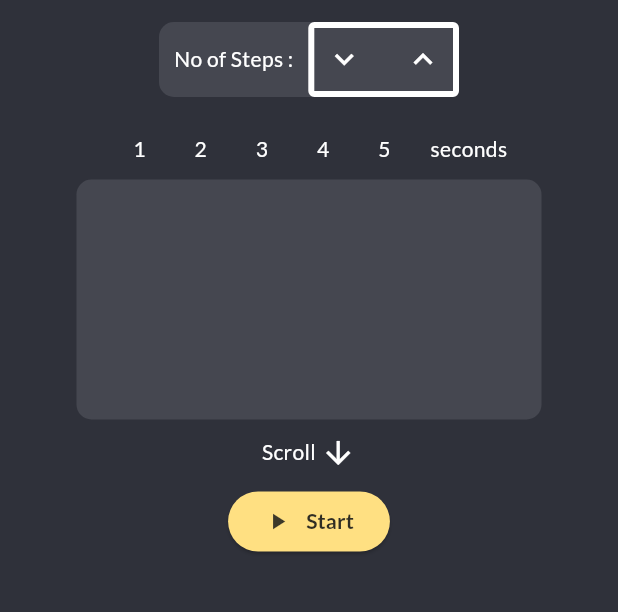
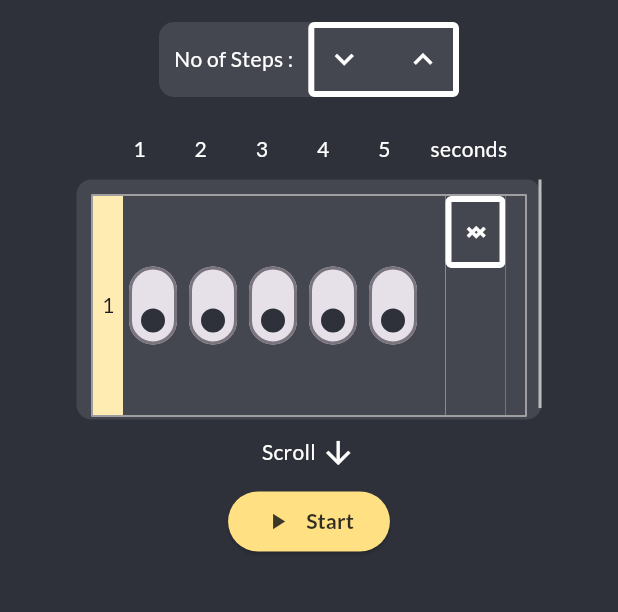
Before and after one commit to achintyapro03/ClawBOT, a Flutter app: the screen it shows after launch, after a tap on the "autorenew" icon, after a tap on the "keyboard arrow up" icon, after a tap on the "keyboard arrow down" icon, on a phone screen of 412 x 824 dp, the part 455-1067 px from its top. Run offline on Flutter 3.47's test engine with Material 2 defaults, Android fonts, the phone set to English and light mode, and no system bars; drawn by our look-alikes of flutter_spinbox; our stand-ins replace flutter_hooks, google_fonts.

Commit message:
custom checkpoint

```diff
--- a/lib/pages/custom_page.dart
+++ b/lib/pages/custom_page.dart
@@ -37,7 +37,7 @@ class CustomPageHook extends HookWidget {
   Widget build(BuildContext context) {
     final _formKey = GlobalKey<FormState>();
 
-    final intOfSteps = useState(0);
+    final intOfSteps = useState(1);
     final myScrollController = ScrollController();
     return Material(
       child: Container(
@@ -103,9 +103,9 @@ class CustomPageHook extends HookWidget {
                     ),
                     Expanded(
                       child: SpinBox(
-                        min: 0,
-                        max: 50,
-                        value: 0,
+                        min: 1,
+                        max: 15,
+                        value: 1,
                         spacing: 1,
                         direction: Axis.horizontal,
                         textStyle: const TextStyle(
--- a/lib/widgets/step_query.dart
+++ b/lib/widgets/step_query.dart
@@ -36,12 +36,14 @@ class StepQueryHook extends HookWidget {
           ),
         ),
         child: Row(
+          mainAxisAlignment: MainAxisAlignment.center,
+          crossAxisAlignment: CrossAxisAlignment.center,
           children: [
             Container(
               height: 146,
-              width: 10,
+              width: 20,
               color: Colors.amber[100],
-              child: Text(nums.toString()),
+              child: Center(child: Text(nums.toString())),
             ),
             for (int i = 0; i < 5; i++) ...[
               RotatedBox(
@@ -66,11 +68,6 @@ class StepQueryHook extends HookWidget {
               height: 146,
               color: col[4],
             ),
-            Container(
-              width: 10,
-              height: 146,
-              color: Colors.amber[100],
-            ),
           ],
         ),
       ),
```
